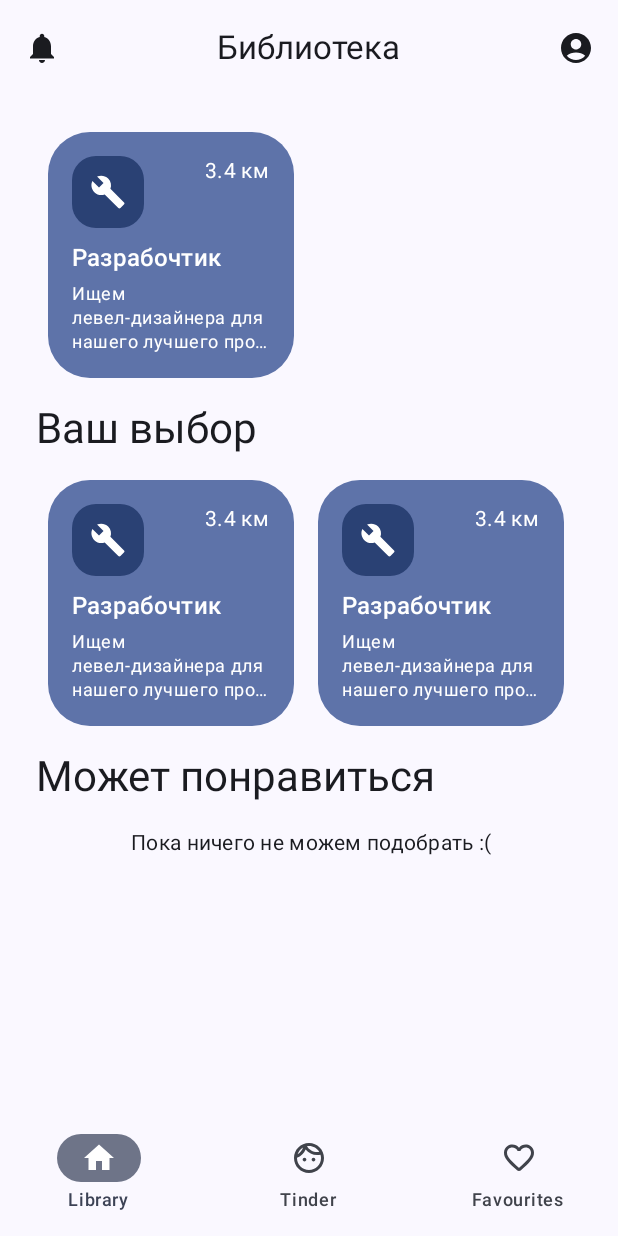
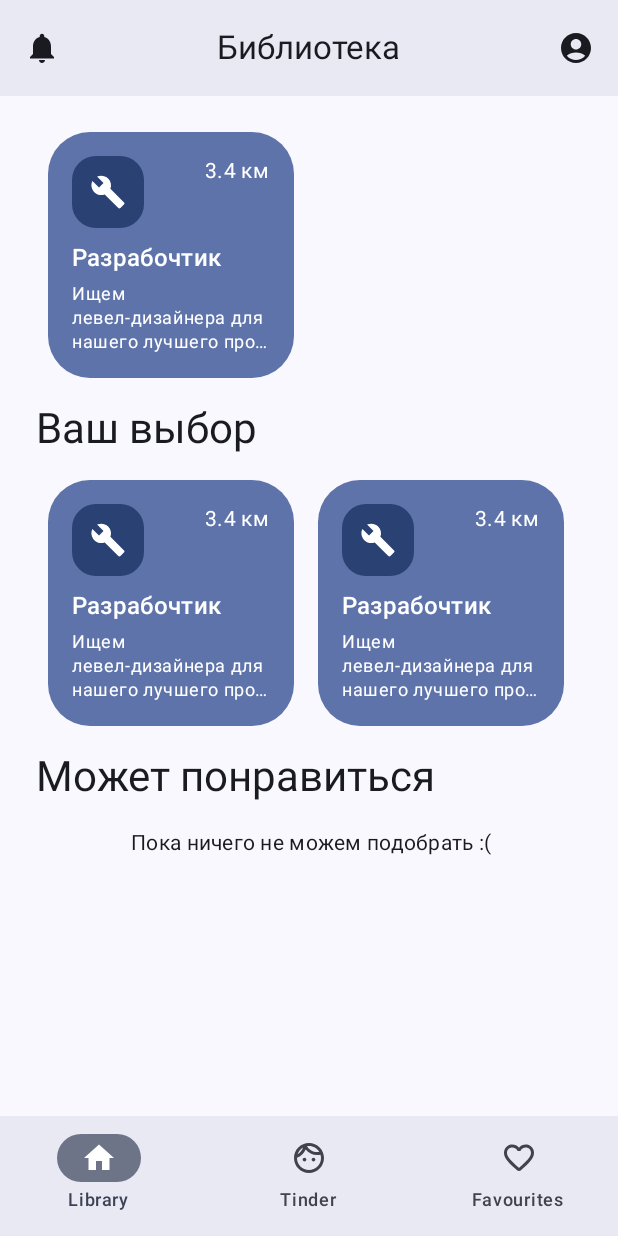
Before and after one commit to Shindze/TeamFinderKotlin, an Android app built with Jetpack Compose: the screen it shows after launch (MainActivity), on a phone screen of 412 x 824 dp. Run offline under Robolectric (Android 15) with nearby library versions, the phone set to English and light mode, and no system bars; our stand-ins replace accompanist.

Commit message:
FIX: status bar foreground

```diff
--- a/app/src/main/java/com/example/teamfinder/MainActivity.kt
+++ b/app/src/main/java/com/example/teamfinder/MainActivity.kt
@@ -6,7 +6,8 @@ import androidx.activity.ComponentActivity
 import androidx.activity.compose.setContent
 import androidx.compose.foundation.isSystemInDarkTheme
 import androidx.compose.material3.MaterialTheme
-import androidx.compose.ui.graphics.Color
+import androidx.compose.material3.surfaceColorAtElevation
+import androidx.compose.ui.unit.dp
 import com.example.teamfinder.screens.LibraryScreen
 import com.example.teamfinder.ui.theme.TeamFinderTheme
 import com.google.accompanist.systemuicontroller.rememberSystemUiController
@@ -17,6 +18,19 @@ class MainActivity : ComponentActivity() {
         super.onCreate(savedInstanceState)
         setContent {
             TeamFinderTheme {
+
+                val systemUiController = rememberSystemUiController()
+
+                if (isSystemInDarkTheme()) {
+                    systemUiController.setSystemBarsColor(
+                        color = MaterialTheme.colorScheme.surfaceColorAtElevation(3.dp)
+                    )
+                } else {
+                    systemUiController.setSystemBarsColor(
+                        color = MaterialTheme.colorScheme.surfaceColorAtElevation(3.dp)
+                    )
+                }
+
                 LibraryScreen()
             }
         }
--- a/app/src/main/java/com/example/teamfinder/screens/LibraryScreen.kt
+++ b/app/src/main/java/com/example/teamfinder/screens/LibraryScreen.kt
@@ -30,6 +30,7 @@ import androidx.compose.material3.NavigationBarItem
 import androidx.compose.material3.Scaffold
 import androidx.compose.material3.Text
 import androidx.compose.material3.TopAppBarDefaults
+import androidx.compose.material3.surfaceColorAtElevation
 import androidx.compose.runtime.Composable
 import androidx.compose.runtime.getValue
 import androidx.compose.runtime.mutableStateOf
@@ -39,6 +40,7 @@ import androidx.compose.ui.Alignment
 import androidx.compose.ui.Modifier
 import androidx.compose.ui.draw.clip
 import androidx.compose.ui.graphics.Color
+import androidx.compose.ui.graphics.toArgb
 import androidx.compose.ui.graphics.vector.ImageVector
 import androidx.compose.ui.text.style.TextAlign
 import androidx.compose.ui.text.style.TextOverflow
@@ -75,24 +77,14 @@ fun LibraryScreen() {
         )
     )
 
-    val systemUiController = rememberSystemUiController()
-    if (isSystemInDarkTheme()) {
-        systemUiController.setSystemBarsColor(
-            color = MaterialTheme.colorScheme.surface
-        )
-    } else {
-        systemUiController.setSystemBarsColor(
-            color = Color.Red
-        )
-    }
-
     Scaffold(
         Modifier
             .fillMaxSize(),
         containerColor = MaterialTheme.colorScheme.background,
         topBar = {
             CenterAlignedTopAppBar(
-                colors = TopAppBarDefaults.centerAlignedTopAppBarColors(containerColor = MaterialTheme.colorScheme.surface),
+                colors = TopAppBarDefaults.centerAlignedTopAppBarColors(
+                    containerColor = MaterialTheme.colorScheme.surfaceColorAtElevation(3.dp)),
                 navigationIcon = {
                     IconButton(onClick = {}) {
                         Icon(
@@ -118,7 +110,7 @@ fun LibraryScreen() {
         },
         bottomBar = {
             NavigationBar(
-                containerColor = MaterialTheme.colorScheme.surface
+                containerColor = MaterialTheme.colorScheme.surfaceColorAtElevation(3.dp)
             ) {
                 items.forEachIndexed { index, item ->
                     NavigationBarItem(
--- a/app/src/main/java/com/example/teamfinder/ui/theme/Theme.kt
+++ b/app/src/main/java/com/example/teamfinder/ui/theme/Theme.kt
@@ -8,11 +8,11 @@ import androidx.compose.material3.darkColorScheme
 import androidx.compose.material3.dynamicDarkColorScheme
 import androidx.compose.material3.dynamicLightColorScheme
 import androidx.compose.material3.lightColorScheme
+import androidx.compose.material3.surfaceColorAtElevation
 import androidx.compose.runtime.Composable
-import androidx.compose.runtime.SideEffect
-import androidx.compose.ui.graphics.toArgb
 import androidx.compose.ui.platform.LocalContext
 import androidx.compose.ui.platform.LocalView
+import androidx.compose.ui.unit.dp
 import androidx.core.view.WindowCompat
 
 private val DarkColorScheme = darkColorScheme(
@@ -40,27 +40,36 @@ private val LightColorScheme = lightColorScheme(
 @Composable
 fun TeamFinderTheme(
     darkTheme: Boolean = isSystemInDarkTheme(),
-    // Dynamic color is available on Android 12+
     dynamicColor: Boolean = true,
     content: @Composable () -> Unit
 ) {
     val colorScheme = when {
         dynamicColor && Build.VERSION.SDK_INT >= Build.VERSION_CODES.S -> {
             val context = LocalContext.current
-            if (darkTheme) dynamicDarkColorScheme(context) else dynamicLightColorScheme(context)
+            if (darkTheme) {
+                dynamicDarkColorScheme(context)
+            }
+            else dynamicLightColorScheme(context)
         }
 
         darkTheme -> DarkColorScheme
         else -> LightColorScheme
+
     }
-    val view = LocalView.current
-    if (!view.isInEditMode) {
-        SideEffect {
-            val window = (view.context as Activity).window
-            window.statusBarColor = colorScheme.primary.toArgb()
-            WindowCompat.getInsetsController(window, view).isAppearanceLightStatusBars = darkTheme
-        }
+
+    if (darkTheme){
+        val view = LocalView.current
+        val window = (view.context as Activity).window
+        WindowCompat.getInsetsController(window, view).isAppearanceLightStatusBars = darkTheme
     }
+
+//    val view = LocalView.current
+//    if (!view.isInEditMode) {
+//        SideEffect {
+//            val window = (view.context as Activity).window
+//            WindowCompat.getInsetsController(window, view).isAppearanceLightStatusBars = darkTheme
+//        }
+//    }
 
     MaterialTheme(
         colorScheme = colorScheme,
```
